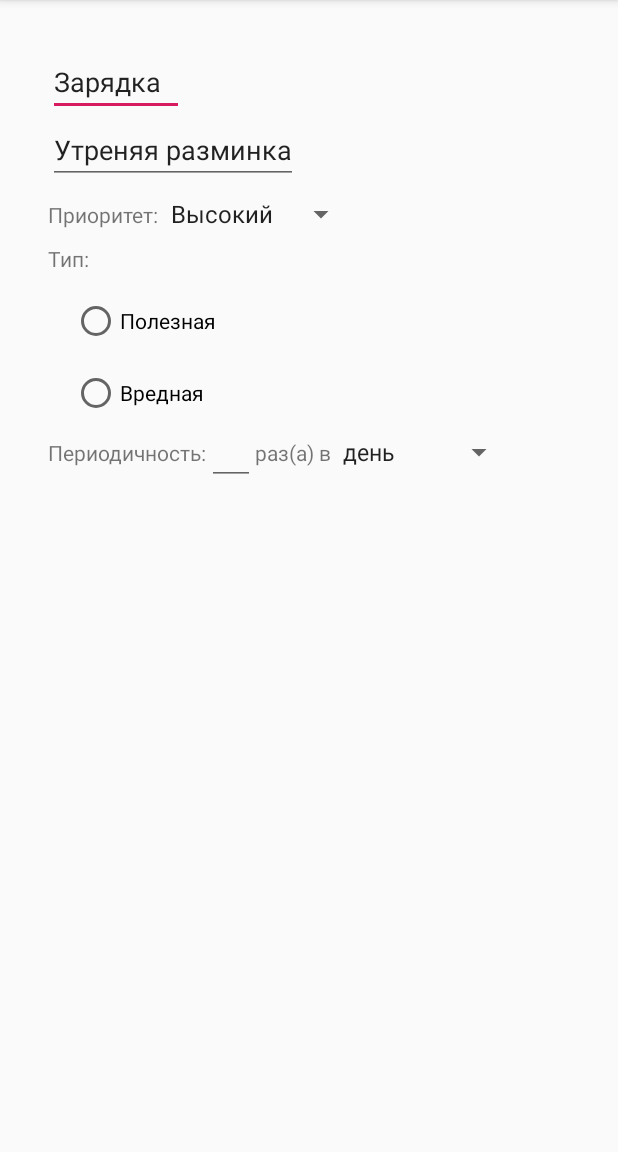
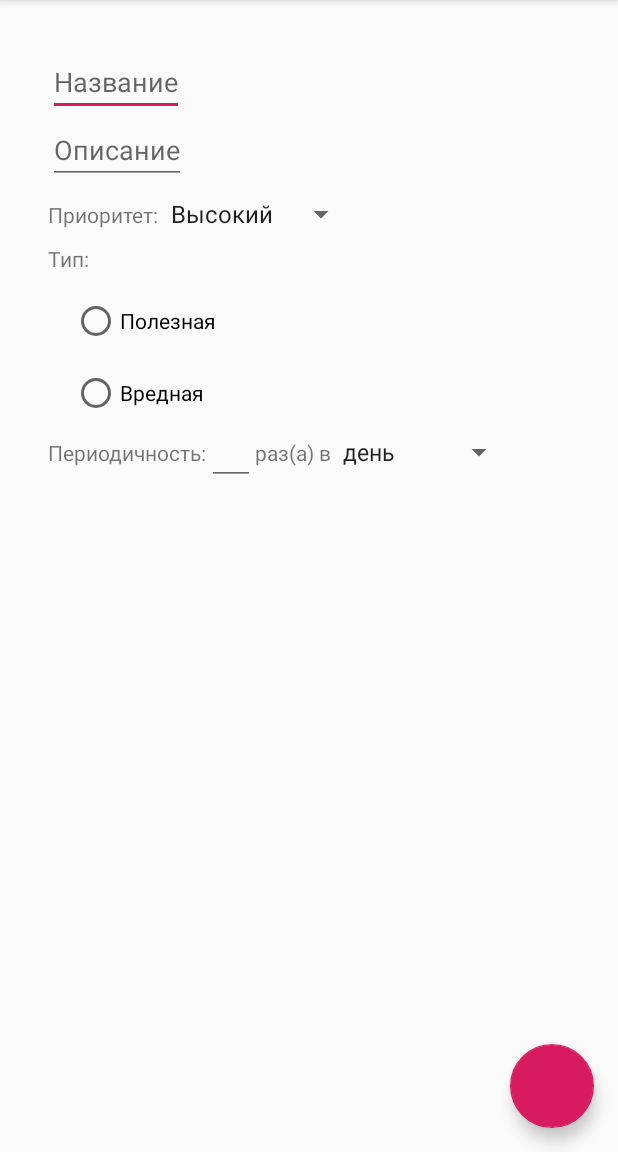
Before and after one commit to Belianin/doubletapp, an Android app: the screen it shows after launch (HabitActivity), after a tap on an icon or button, on a phone screen of 412 x 824 dp, the part 84-1236 px from its top. Run offline under Robolectric (Android 15) with nearby library versions, the phone set to English and light mode, and no system bars.

```diff
--- a/app/src/main/java/com/example/doubletapp/Habit.kt
+++ b/app/src/main/java/com/example/doubletapp/Habit.kt
@@ -6,8 +6,9 @@ import android.os.Parcel
 import android.os.Parcelable
 import java.util.*
 
-class Habit(var title: String, var description: String?, var priority: Priority, var type: HabitType, var period: HabitPeriod) : Parcelable {
+class Habit(val id: Int, var title: String, var description: String?, var priority: Priority, var type: HabitType, var period: HabitPeriod) : Parcelable {
     constructor(parcel: Parcel) : this(
+        parcel.readInt(),
         parcel.readString()!!,
         parcel.readString(),
         Priority.valueOf(parcel.readString()!!),
@@ -16,6 +17,7 @@ class Habit(var title: String, var description: String?, var priority: Priority,
     )
 
     override fun writeToParcel(parcel: Parcel, flags: Int) {
+        parcel.writeInt(id)
         parcel.writeString(title)
         parcel.writeString(description)
         parcel.writeString(priority.name)
@@ -35,6 +37,10 @@ class Habit(var title: String, var description: String?, var priority: Priority,
         override fun newArray(size: Int): Array<Habit?> {
             return arrayOfNulls(size)
         }
+
+
+        private var nextId: Int = 0
+        fun getNextId() = nextId++
     }
 }
 
@@ -60,6 +66,8 @@ class HabitPeriod(var count: Int, var type: PeriodType) : Parcelable {
         Week
     }
 
+    override fun toString(): String = count.toString() + "раз(а) в " + type.toString()
+
     override fun writeToParcel(parcel: Parcel, flags: Int) {
         parcel.writeInt(count)
         parcel.writeString(type.name)
--- a/app/src/main/java/com/example/doubletapp/HabitActivity.kt
+++ b/app/src/main/java/com/example/doubletapp/HabitActivity.kt
@@ -1,11 +1,13 @@
 package com.example.doubletapp
 
+import android.content.Intent
 import android.graphics.Color
 import androidx.appcompat.app.AppCompatActivity
 import android.os.Bundle
 import android.widget.EditText
 import android.widget.Spinner
 import android.widget.TextView
+import com.google.android.material.floatingactionbutton.FloatingActionButton
 import com.google.android.material.textfield.TextInputLayout
 import java.util.*
 
@@ -16,7 +18,7 @@ class HabitActivity : AppCompatActivity() {
         setContentView(R.layout.activity_habit)
 
         val habit = intent.getParcelableExtra("habit") as Habit?
-            ?: Habit("", "", Priority.Normal, HabitType.Good, HabitPeriod(1, HabitPeriod.PeriodType.Day))
+            ?: Habit(Habit.getNextId(), "", "", Priority.Normal, HabitType.Good, HabitPeriod(1, HabitPeriod.PeriodType.Day))
 
         val titleInput: EditText = findViewById(R.id.habit_title_input)
         titleInput.setText(habit.title)
@@ -25,5 +27,13 @@ class HabitActivity : AppCompatActivity() {
         descriptionTitle.setText(habit.description)
 
         val priorityTitle: Spinner = findViewById(R.id.habit_priority_input)
+
+        val fab: FloatingActionButton = findViewById(R.id.fab)
+        fab.setOnClickListener {
+            val intent = Intent(this, MainActivity::class.java)
+              .apply { putExtra("habit", habit) }
+
+            startActivity(intent)
+        }
     }
 }
--- a/app/src/main/java/com/example/doubletapp/MainActivity.kt
+++ b/app/src/main/java/com/example/doubletapp/MainActivity.kt
@@ -4,19 +4,26 @@ import android.content.Intent
 import android.graphics.Color
 import androidx.appcompat.app.AppCompatActivity
 import android.os.Bundle
+import android.util.Log
+import android.util.SparseArray
 import android.view.LayoutInflater
 import android.view.View
 import android.view.ViewGroup
 import android.widget.TextView
+import androidx.core.util.forEach
+import androidx.core.util.set
+import androidx.core.util.valueIterator
 import androidx.recyclerview.widget.LinearLayoutManager
 import androidx.recyclerview.widget.RecyclerView
 import com.google.android.material.floatingactionbutton.FloatingActionButton
 import java.io.Serializable
 import java.util.*
+import kotlin.collections.ArrayList
+import kotlin.collections.HashMap
 
-var habits = listOf(
-    Habit("Зарядка", "Утреняя разминка", Priority.Normal, HabitType.Good, HabitPeriod(1, HabitPeriod.PeriodType.Day)),
-    Habit("Пятничный кофе", "Выпить кофе после работы с мужиками", Priority.Low, HabitType.Bad, HabitPeriod(1, HabitPeriod.PeriodType.Week)))
+
+private val typeString: HashMap<HabitType, String> = HashMap()
+private val priorityString: HashMap<Priority, String> = HashMap()
 
 class MainActivity : AppCompatActivity() {
 
@@ -24,17 +31,44 @@ class MainActivity : AppCompatActivity() {
         super.onCreate(savedInstanceState)
         setContentView(R.layout.activity_main)
 
+        fillMaps()
+
+        val habits = HashMap<Int, Habit>()
+        val h1 = Habit(Habit.getNextId(), "Зарядка", "Утреняя разминка", Priority.Normal, HabitType.Good, HabitPeriod(1, HabitPeriod.PeriodType.Day))
+        val h2 = Habit(Habit.getNextId(), "Пятничный кофе", "Выпить кофе после работы с мужиками", Priority.Low, HabitType.Bad, HabitPeriod(1, HabitPeriod.PeriodType.Week))
+        habits[h1.id] = h1
+        habits[h2.id] = h2
+
+        Log.d("!", "IS INTENT")
+        if (intent != null) {
+            Log.d("!","NOT NULL 1")
+            val newHabit = intent.getParcelableExtra<Habit>("habit")
+            if (newHabit != null) {
+                Log.d("!", "NOT NULL 2")
+                habits[newHabit.id] = newHabit
+            }
+        }
+
         val recyclerView: RecyclerView = findViewById(R.id.recycler_view)
-        recyclerView.layoutManager = LinearLayoutManager(this);
-        recyclerView.adapter = HabitAdapter(habits)
+        recyclerView.layoutManager = LinearLayoutManager(this)
+        recyclerView.adapter = HabitAdapter(ArrayList<Habit>(habits.values))
 
         val fab: FloatingActionButton = findViewById(R.id.fab)
         fab.setOnClickListener {
             val intent = Intent(this, HabitActivity::class.java)
-                .apply { putExtra("habit", habits[0]) }
+              //  .apply { putExtra("habit", habits[0]) }
 
             startActivity(intent)
         }
+    }
+
+    private fun fillMaps() {
+        typeString[HabitType.Good] = "Полезная"
+        typeString[HabitType.Bad] = "Вредная"
+
+        priorityString[Priority.High] = "Высокий"
+        priorityString[Priority.Normal] = "Средний"
+        priorityString[Priority.Low] = "Низкий"
     }
 }
 
@@ -60,12 +94,12 @@ class HabitAdapter(private val habits: List<Habit>) : RecyclerView.Adapter<Habit
         private val period: TextView = itemView.findViewById(R.id.habit_period)
 
         fun bind(habit: Habit){
-            title.text = habit.title;
-            description.text = habit.description;
-            priority.text = habit.priority.toString();
-            type.text = habit.type.toString();
-            period.text = habit.period.toString();
-            itemView.setBackgroundColor(Color.parseColor("#11FF22"))
+            title.text = habit.title
+            description.text = habit.description
+            priority.text = priorityString[habit.priority]
+            type.text = typeString[habit.type]
+            period.text = habit.period.toString()
+            //itemView.setBackgroundColor(Color.parseColor("#11FF22"))
         }
 
     }
--- a/app/src/main/res/layout/activity_habit.xml
+++ b/app/src/main/res/layout/activity_habit.xml
@@ -105,4 +105,15 @@
 
     </LinearLayout>
 
+    <com.google.android.material.floatingactionbutton.FloatingActionButton
+        android:id="@+id/fab"
+        android:layout_width="wrap_content"
+        android:layout_height="wrap_content"
+        android:layout_gravity="end|bottom"
+        android:layout_margin="16dp"
+        android:layout_marginEnd="24dp"
+        android:layout_marginRight="24dp"
+        app:layout_constraintBottom_toBottomOf="parent"
+        app:layout_constraintRight_toRightOf="parent"/>
+
 </androidx.constraintlayout.widget.ConstraintLayout>
--- a/app/src/main/res/layout/list_item.xml
+++ b/app/src/main/res/layout/list_item.xml
@@ -8,12 +8,16 @@
     <TextView
         android:id="@+id/habit_title"
         android:layout_width="wrap_content"
-        android:layout_height="wrap_content" />
+        android:layout_height="wrap_content"
+        android:text="Имя"
+        android:textSize="24dp"/>
 
     <TextView
         android:id="@+id/habit_description"
         android:layout_width="wrap_content"
-        android:layout_height="wrap_content" />
+        android:layout_height="wrap_content"
+        android:text="Описание"
+        android:textSize="16dp"/>
 
     <LinearLayout
         android:layout_width="match_parent"
```
